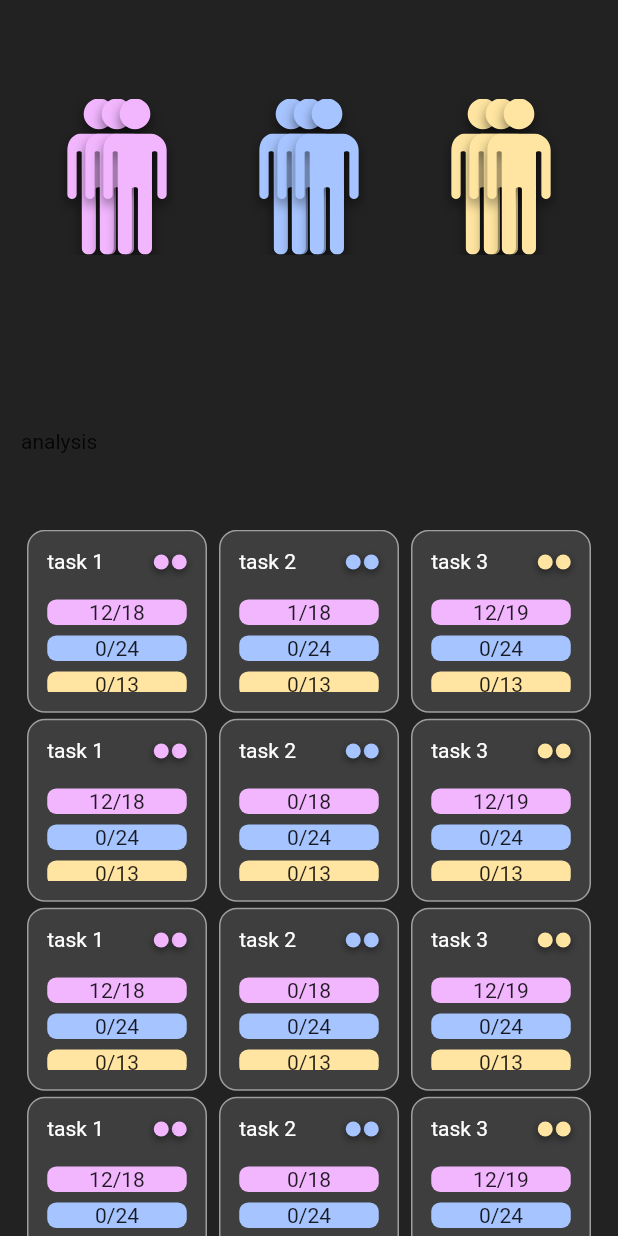
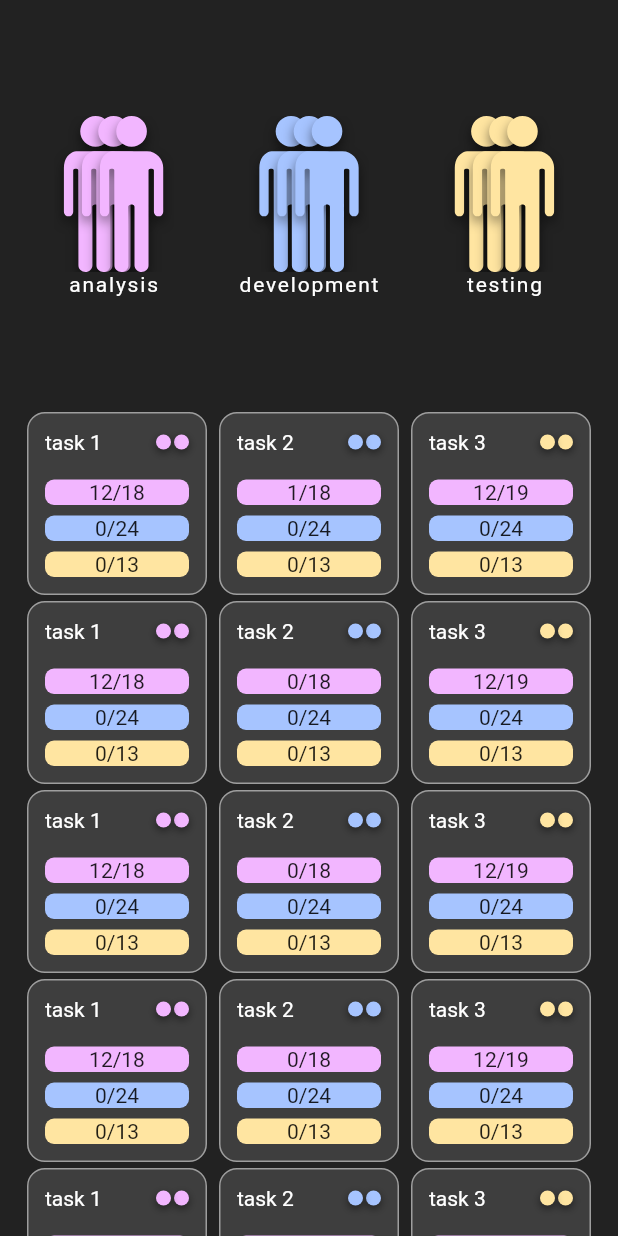
Before and after one commit to KanbanSimulator/Mobile, a Flutter app: the screen it shows after launch, on a phone screen of 412 x 824 dp. Run offline on Flutter 3.47's test engine with Material 2 defaults, Android fonts, the phone set to English and light mode, and no system bars; drawn by our look-alikes of simple_shadow; our stand-ins replace dio, flutter_svg.

Commit message:
simplified main layout

```diff
--- a/lib/const/app_style.dart
+++ b/lib/const/app_style.dart
@@ -11,13 +11,18 @@ class AppStyle {
     Color(0xffA6C4FF),
     Color(0xffFFE5A1)
   ];
+  static const stageTitleTextStyle = TextStyle(
+    color: Colors.white,
+    letterSpacing: 1.2,
+  );
 
   // task card
-  static const taskBackgroundColor = Color.fromRGBO(65, 65, 65, 0.9); // background color for task card
+  static const taskBackgroundColor =
+      Color.fromRGBO(65, 65, 65, 0.9); // background color for task card
   static const taskBorderColor = Color(0xff9E9E9E);
-  static const taskTitleTextStyle = TextStyle( // task card > title text > style
+  static const taskTitleTextStyle = TextStyle(
+    // task card > title text > style
     color: Colors.white,
     fontSize: 14,
   );
-
 }
--- a/lib/page/game.dart
+++ b/lib/page/game.dart
@@ -18,32 +18,43 @@ class GamePage extends StatelessWidget {
           child: Column(
             mainAxisSize: MainAxisSize.max,
             children: [
+              // Spacer(),
               Expanded(
                 flex: 2,
                 child: Row(
                   mainAxisAlignment: MainAxisAlignment.spaceAround,
                   children: [
+                    Column(
+                      mainAxisAlignment: MainAxisAlignment.center,
+                      children: const [
                         PeopleBank(
                           stage: 0,
                           count: 3,
                         ),
+                        Text("analysis", style: AppStyle.stageTitleTextStyle),
+                      ],
+                    ),
+                    Column(
+                      mainAxisAlignment: MainAxisAlignment.center,
+                      children: const [
                         PeopleBank(
                           stage: 1,
                           count: 3,
                         ),
+                        Text("development",
+                            style: AppStyle.stageTitleTextStyle),
+                      ],
+                    ),
+                    Column(
+                      mainAxisAlignment: MainAxisAlignment.center,
+                      children: const [
                         PeopleBank(
                           stage: 2,
                           count: 3,
                         ),
+                        Text("testing", style: AppStyle.stageTitleTextStyle),
                       ],
                     ),
-              ),
-              Expanded(
-                flex: 1,
-                child: Row(
-                  mainAxisAlignment: MainAxisAlignment.spaceBetween,
-                  children: [
-                    Text("analysis"),
                   ],
                 ),
               ),
--- a/lib/widget/task_card.dart
+++ b/lib/widget/task_card.dart
@@ -31,7 +31,7 @@ class TaskCard extends StatelessWidget {
         border: Border.all(color: AppStyle.taskBorderColor),
       ),
       child: Padding(
-        padding: const EdgeInsets.all(12.5),
+        padding: const EdgeInsets.all(11),
         child: Column(
           crossAxisAlignment: CrossAxisAlignment.start,
           mainAxisSize: MainAxisSize.max,
```
Lines whose indentation alone changed are shown as unchanged.
